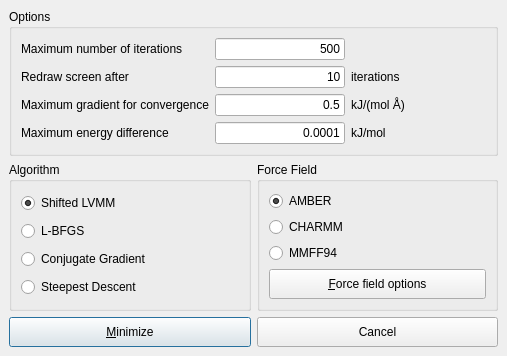
This is source/VIEW/DIALOGS/minimizationDialog.ui in BALL-Project/ball as Qt 5 draws it before an edit. The edited form follows.
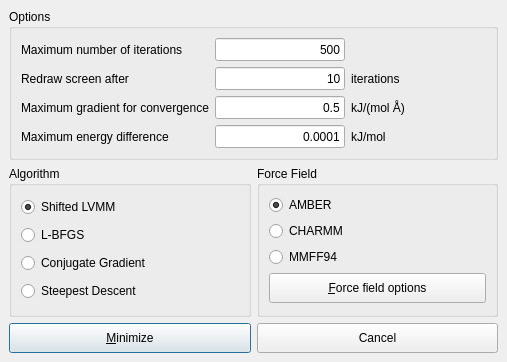
This is the edited form.

```diff
--- a/source/VIEW/DIALOGS/minimizationDialog.ui
+++ b/source/VIEW/DIALOGS/minimizationDialog.ui
@@ -1,18 +1,16 @@
 <ui version="4.0" >
  <class>MinimizationDialogData</class>
- <widget class="QDialog" name="MinimizationDialogData" >
-  <property name="geometry" >
+ <widget class="QDialog" name="MinimizationDialogData">
+  <property name="geometry">
    <rect>
     <x>0</x>
     <y>0</y>
     <width>507</width>
-    <height>354</height>
+    <height>362</height>
    </rect>
   </property>
-  <property name="sizePolicy" >
-   <sizepolicy>
-    <hsizetype>0</hsizetype>
-    <vsizetype>0</vsizetype>
+  <property name="sizePolicy">
+   <sizepolicy hsizetype="Fixed" vsizetype="Fixed">
     <horstretch>0</horstretch>
     <verstretch>0</verstretch>
    </sizepolicy>
@@ -36,7 +34,16 @@
    <property name="margin" >
     <number>9</number>
    </property>
-   <property name="spacing" >
+   <property name="topMargin">
+    <number>9</number>
+   </property>
+   <property name="rightMargin">
+    <number>9</number>
+   </property>
+   <property name="bottomMargin">
+    <number>9</number>
+   </property>
+   <property name="spacing">
     <number>6</number>
    </property>
    <item row="1" column="0" >
@@ -48,7 +55,16 @@
       <property name="margin" >
        <number>9</number>
       </property>
-      <property name="spacing" >
+      <property name="topMargin">
+       <number>9</number>
+      </property>
+      <property name="rightMargin">
+       <number>9</number>
+      </property>
+      <property name="bottomMargin">
+       <number>9</number>
+      </property>
+      <property name="spacing">
        <number>6</number>
       </property>
       <item row="3" column="0" >
@@ -155,13 +171,22 @@
      <property name="title" >
       <string>Force Field</string>
      </property>
-     <layout class="QVBoxLayout" >
-      <property name="margin" >
-       <number>9</number>
-      </property>
-      <property name="spacing" >
+     <layout class="QVBoxLayout">
+      <property name="spacing">
        <number>6</number>
       </property>
+      <property name="leftMargin">
+       <number>9</number>
+      </property>
+      <property name="topMargin">
+       <number>9</number>
+      </property>
+      <property name="rightMargin">
+       <number>9</number>
+      </property>
+      <property name="bottomMargin">
+       <number>9</number>
+      </property>
       <item>
        <widget class="QRadioButton" name="useAmberRadioButton" >
         <property name="minimumSize" >
@@ -244,7 +269,16 @@
       <property name="margin" >
        <number>9</number>
       </property>
-      <property name="spacing" >
+      <property name="topMargin">
+       <number>9</number>
+      </property>
+      <property name="rightMargin">
+       <number>9</number>
+      </property>
+      <property name="bottomMargin">
+       <number>9</number>
+      </property>
+      <property name="spacing">
        <number>6</number>
       </property>
       <item row="2" column="2" >
@@ -342,12 +376,10 @@
         </property>
        </widget>
       </item>
-      <item row="1" column="1" >
-       <widget class="QLineEdit" name="refresh_iterations_lineedit" >
-        <property name="sizePolicy" >
-         <sizepolicy>
-          <hsizetype>1</hsizetype>
-          <vsizetype>1</vsizetype>
+      <item row="1" column="1">
+       <widget class="QLineEdit" name="refresh_iterations_lineedit">
+        <property name="sizePolicy">
+         <sizepolicy hsizetype="Minimum" vsizetype="Minimum">
           <horstretch>0</horstretch>
           <verstretch>0</verstretch>
          </sizepolicy>
@@ -387,12 +419,10 @@
         </property>
        </widget>
       </item>
-      <item row="3" column="1" >
-       <widget class="QLineEdit" name="energy_difference_lineedit" >
-        <property name="sizePolicy" >
-         <sizepolicy>
-          <hsizetype>7</hsizetype>
-          <vsizetype>1</vsizetype>
+      <item row="3" column="1">
+       <widget class="QLineEdit" name="energy_difference_lineedit">
+        <property name="sizePolicy">
+         <sizepolicy hsizetype="Expanding" vsizetype="Minimum">
           <horstretch>0</horstretch>
           <verstretch>0</verstretch>
          </sizepolicy>
@@ -429,12 +459,10 @@
         </property>
        </widget>
       </item>
-      <item row="2" column="1" >
-       <widget class="QLineEdit" name="max_grad_lineedit" >
-        <property name="sizePolicy" >
-         <sizepolicy>
-          <hsizetype>1</hsizetype>
-          <vsizetype>1</vsizetype>
+      <item row="2" column="1">
+       <widget class="QLineEdit" name="max_grad_lineedit">
+        <property name="sizePolicy">
+         <sizepolicy hsizetype="Minimum" vsizetype="Minimum">
           <horstretch>0</horstretch>
           <verstretch>0</verstretch>
          </sizepolicy>
@@ -490,12 +518,10 @@
         </property>
        </widget>
       </item>
-      <item row="0" column="1" >
-       <widget class="QLineEdit" name="max_iterations_lineedit" >
-        <property name="sizePolicy" >
-         <sizepolicy>
-          <hsizetype>1</hsizetype>
-          <vsizetype>1</vsizetype>
+      <item row="0" column="1">
+       <widget class="QLineEdit" name="max_iterations_lineedit">
+        <property name="sizePolicy">
+         <sizepolicy hsizetype="Minimum" vsizetype="Minimum">
           <horstretch>0</horstretch>
           <verstretch>0</verstretch>
          </sizepolicy>
@@ -550,7 +576,7 @@
    </item>
   </layout>
  </widget>
- <layoutdefault spacing="6" margin="11" />
+ <layoutdefault spacing="6" margin="11"/>
  <tabstops>
   <tabstop>max_iterations_lineedit</tabstop>
   <tabstop>refresh_iterations_lineedit</tabstop>
```
Left out of the diff: 303 changed lines with no effect on the pictures.
